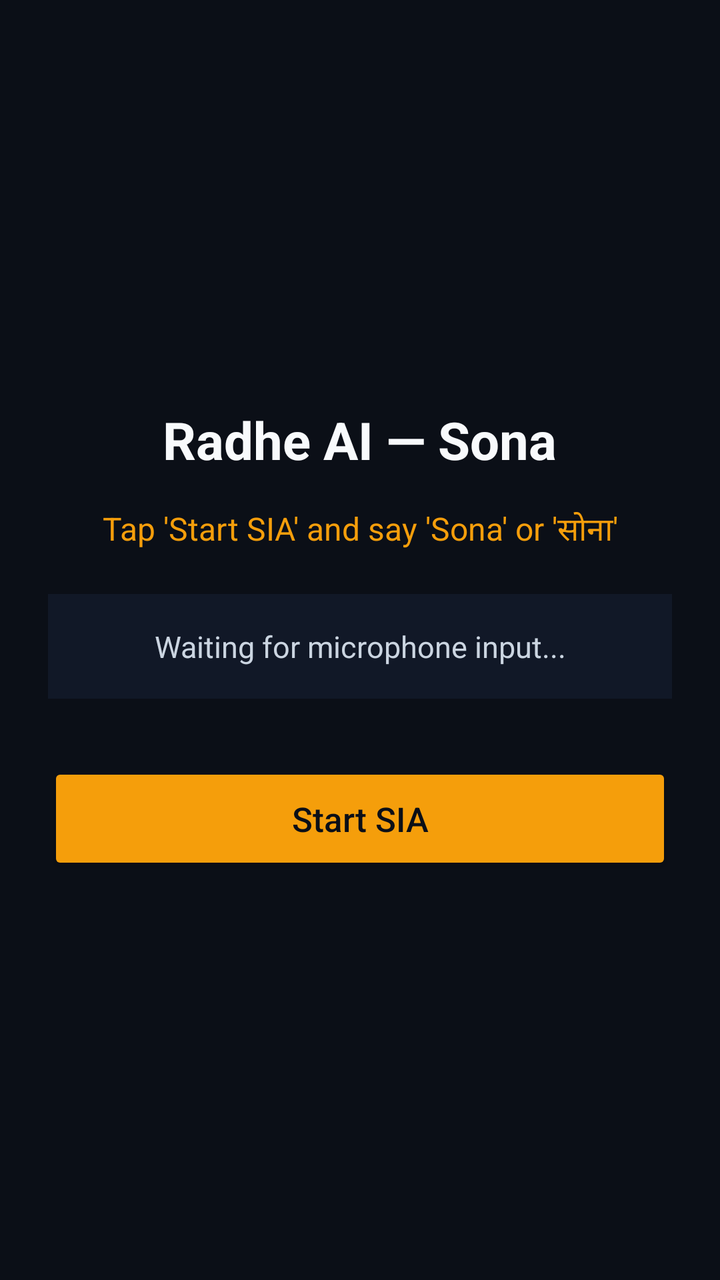
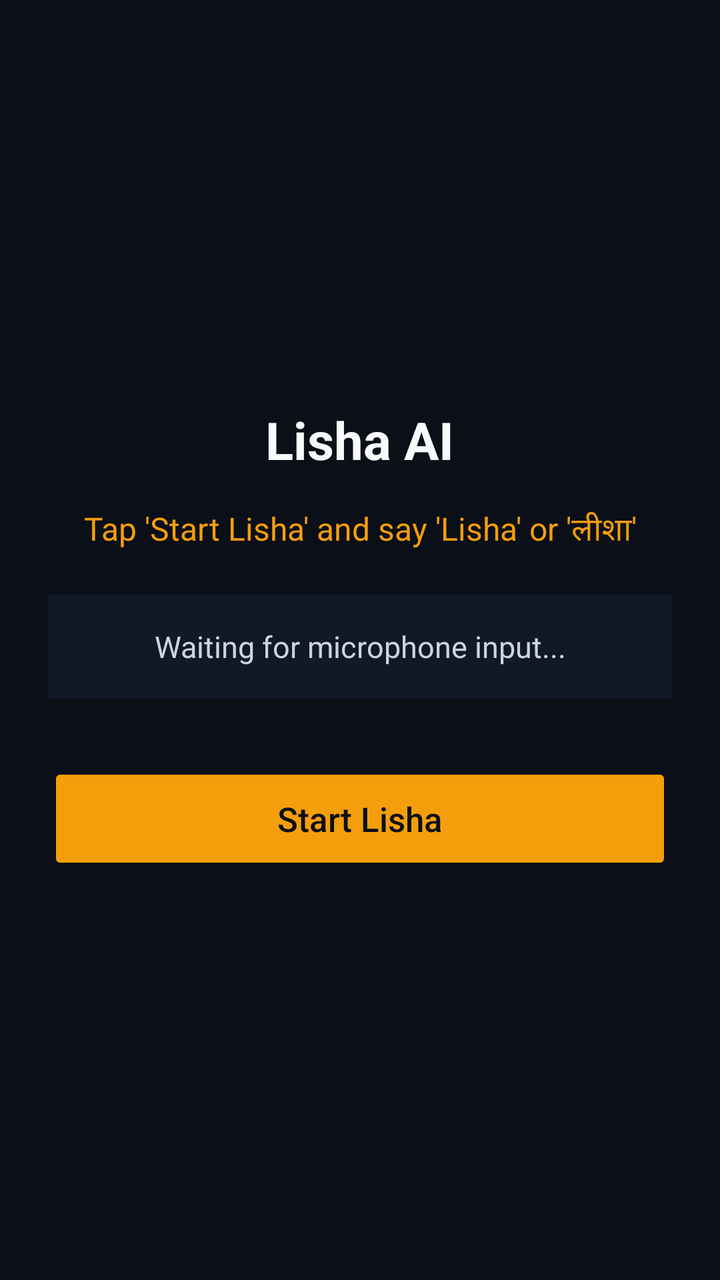

The first picture is an Android layout as it rendered before a commit; the second is the same layout after the commit. The layout source and the unified diff follow.
<!-- AndroidManifest.xml: application theme Theme.AppCompat.DayNight.NoActionBar -->
<!-- res/layout/activity_main.xml -->
<?xml version="1.0" encoding="utf-8"?>
<LinearLayout xmlns:android="http://schemas.android.com/apk/res/android"
    android:layout_width="match_parent"
    android:layout_height="match_parent"
    android:orientation="vertical"
    android:gravity="center"
    android:padding="24dp"
    android:background="#0B0F17">

    <TextView
        android:id="@+id/titleText"
        android:layout_width="wrap_content"
        android:layout_height="wrap_content"
        android:text="Radhe AI — Sona"
        android:textSize="26sp"
        android:textStyle="bold"
        android:textColor="#F8FAFC" />

    <TextView
        android:id="@+id/statusText"
        android:layout_width="match_parent"
        android:layout_height="wrap_content"
        android:layout_marginTop="16dp"
        android:gravity="center"
        android:text="Tap 'Start SIA' and say 'Sona' or 'सोना'"
        android:textSize="16sp"
        android:textColor="#F59E0B" />

    <TextView
        android:id="@+id/transcriptText"
        android:layout_width="match_parent"
        android:layout_height="wrap_content"
        android:layout_marginTop="20dp"
        android:padding="16dp"
        android:gravity="center"
        android:background="#111827"
        android:text="Waiting for microphone input..."
        android:textSize="15sp"
        android:textColor="#CBD5E1" />

    <Button
        android:id="@+id/startSonaButton"
        android:layout_width="match_parent"
        android:layout_height="56dp"
        android:layout_marginTop="32dp"
        android:text="Start SIA"
        android:textAllCaps="false"
        android:textSize="17sp"
        android:backgroundTint="#F59E0B"
        android:textColor="#0B0F17" />

</LinearLayout>
<!-- resources referenced by this layout -->
<resources>

</resources>

<!-- the commit's change to res/layout/activity_main.xml (unified diff, before → after) -->
@@ -11,7 +11,7 @@
         android:id="@+id/titleText"
         android:layout_width="wrap_content"
         android:layout_height="wrap_content"
-        android:text="Radhe AI — Sona"
+        android:text="Lisha AI"
         android:textSize="26sp"
         android:textStyle="bold"
         android:textColor="#F8FAFC" />
@@ -22,7 +22,7 @@
         android:layout_height="wrap_content"
         android:layout_marginTop="16dp"
         android:gravity="center"
-        android:text="Tap 'Start SIA' and say 'Sona' or 'सोना'"
+        android:text="Tap 'Start Lisha' and say 'Lisha' or 'लीशा'"
         android:textSize="16sp"
         android:textColor="#F59E0B" />
 
@@ -39,11 +39,11 @@
         android:textColor="#CBD5E1" />
 
     <Button
-        android:id="@+id/startSonaButton"
+        android:id="@+id/startLishaButton"
         android:layout_width="match_parent"
         android:layout_height="56dp"
         android:layout_marginTop="32dp"
-        android:text="Start SIA"
+        android:text="Start Lisha"
         android:textAllCaps="false"
         android:textSize="17sp"
         android:backgroundTint="#F59E0B"
